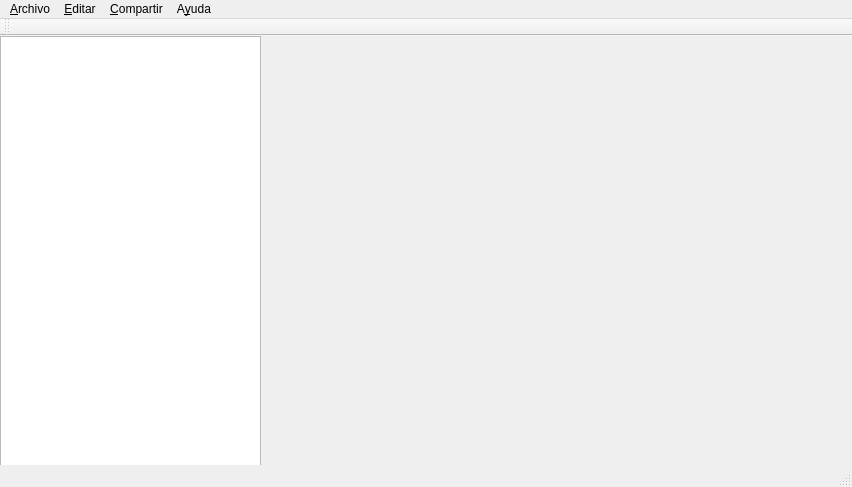
This is scrutch/scrutch.ui in faoladhaku/CsOAD-scrUtch-millenium- as Qt 5 draws it before an edit. The edited form follows.
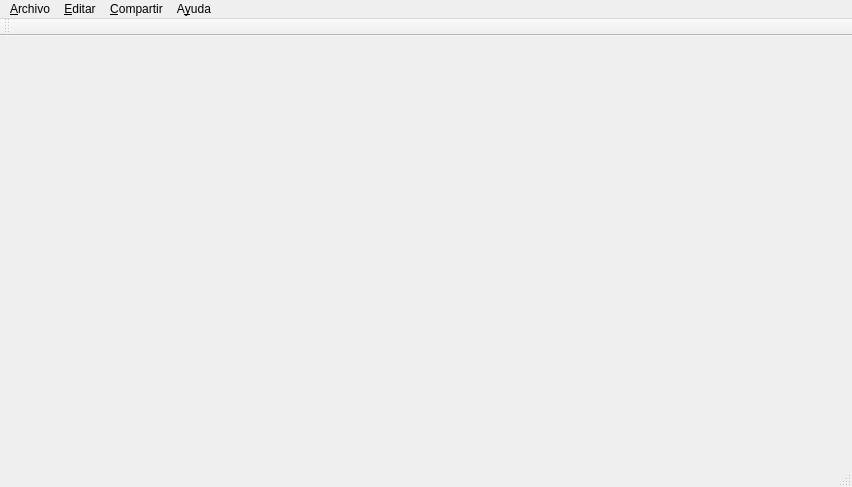
This is the edited form.

Commit message: definition of string "cadena" without STL T_T

Patch:
```diff
--- a/scrutch/scrutch.ui
+++ b/scrutch/scrutch.ui
@@ -13,18 +13,7 @@
   <property name="windowTitle">
    <string>scrutch</string>
   </property>
-  <widget class="QWidget" name="centralWidget">
-   <widget class="QGraphicsView" name="graphicsView">
-    <property name="geometry">
-     <rect>
-      <x>0</x>
-      <y>0</y>
-      <width>261</width>
-      <height>431</height>
-     </rect>
-    </property>
-   </widget>
-  </widget>
+  <widget class="QWidget" name="centralWidget"/>
   <widget class="QMenuBar" name="menuBar">
    <property name="geometry">
     <rect>
```
The commit also changes 2 other files.
